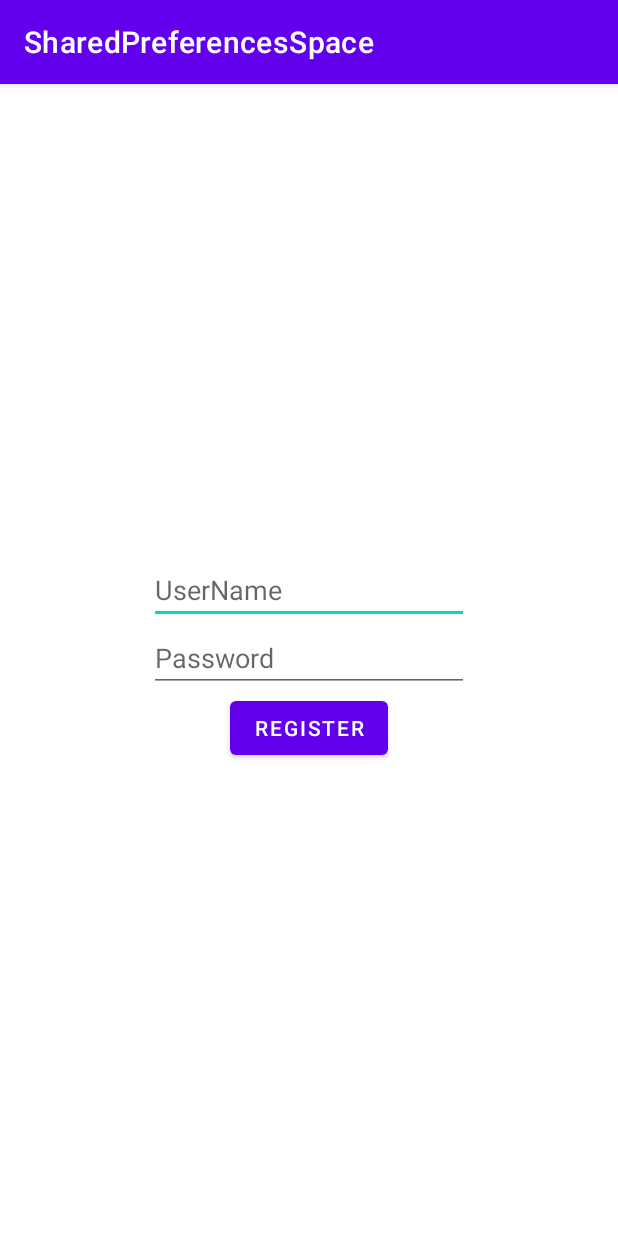
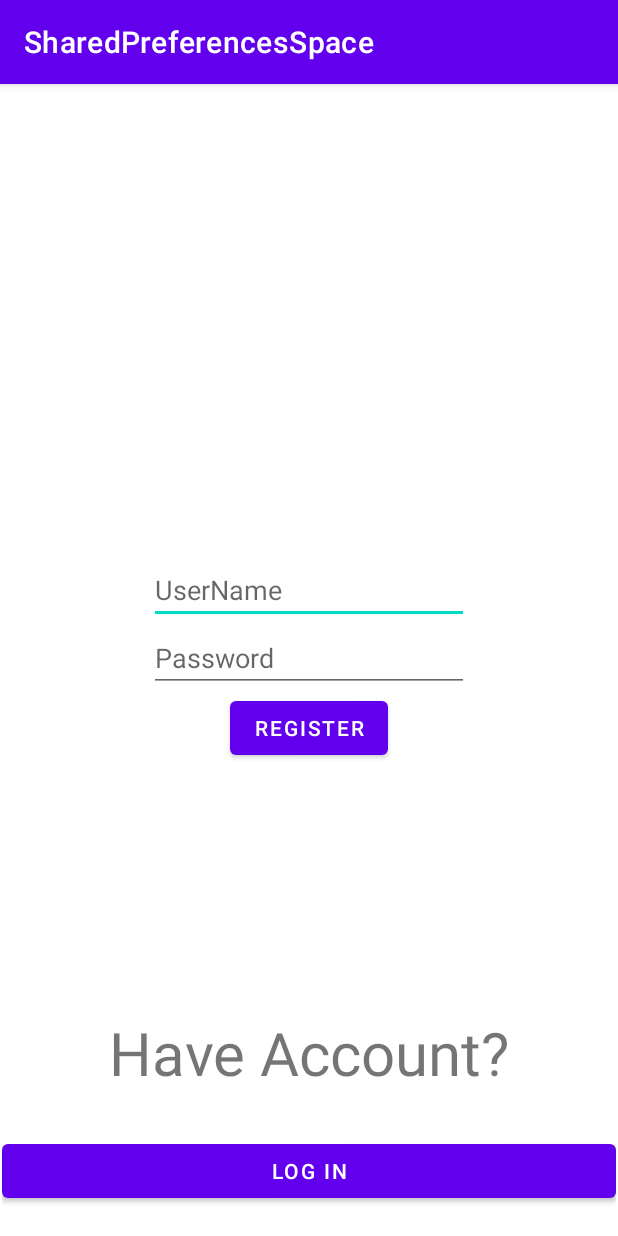
Before and after one commit to bakarajo1/SharedPreferencesSpace, an Android app: the screen it shows after launch (MainActivity), on a phone screen of 412 x 824 dp. Run offline under Robolectric (Android 15) with nearby library versions, the phone set to English and light mode, and no system bars.

Commit message:
kalkulatori damatda

```diff
--- a/app/src/main/java/com/example/sharedpreferencesspace/RegisterFragment.kt
+++ b/app/src/main/java/com/example/sharedpreferencesspace/RegisterFragment.kt
@@ -60,6 +60,11 @@ class RegisterFragment : Fragment() {
             binding.surnameTextView.text= prefs.getSurname()
         }
 
+
+        binding.buttonLogIn.setOnClickListener {
+            findNavController().navigate(R.id.action_registerFragment_to_loginFragment)
+        }
+
     }
 
     override fun onDestroyView() {
--- a/app/src/main/res/layout/register_fragment.xml
+++ b/app/src/main/res/layout/register_fragment.xml
@@ -11,8 +11,8 @@
         android:layout_width="wrap_content"
         android:layout_height="wrap_content"
         android:ems="10"
+        android:hint="UserName"
         android:inputType="textPersonName"
-        android:hint="UserName"
         app:layout_constraintBottom_toTopOf="@+id/editTextTextPersonSurname"
         app:layout_constraintEnd_toEndOf="parent"
         app:layout_constraintHorizontal_bias="0.5"
@@ -25,8 +25,8 @@
         android:layout_width="wrap_content"
         android:layout_height="wrap_content"
         android:ems="10"
+        android:hint="Password"
         android:inputType="textPassword"
-        android:hint="Password"
         app:layout_constraintBottom_toTopOf="@+id/nameTextView"
         app:layout_constraintEnd_toEndOf="parent"
         app:layout_constraintHorizontal_bias="0.5"
@@ -72,8 +72,8 @@
         android:id="@+id/deleteButton"
         android:layout_width="wrap_content"
         android:layout_height="wrap_content"
+        android:text="Delete Prefs"
         android:visibility="gone"
-        android:text="Delete Prefs"
         app:layout_constraintBottom_toBottomOf="parent"
         app:layout_constraintEnd_toEndOf="parent"
         app:layout_constraintStart_toStartOf="parent"
@@ -83,10 +83,31 @@
         android:id="@+id/switch1"
         android:layout_width="wrap_content"
         android:layout_height="wrap_content"
+        android:text="Logged In"
         android:visibility="gone"
-        android:text="Logged In"
         app:layout_constraintBottom_toTopOf="@+id/deleteButton"
         app:layout_constraintEnd_toEndOf="parent"
         app:layout_constraintStart_toStartOf="parent"
         app:layout_constraintTop_toBottomOf="@+id/showButton" />
+
+    <Button
+        android:id="@+id/buttonLogIn"
+        android:layout_width="409dp"
+        android:layout_height="wrap_content"
+        android:text="Log In"
+        app:layout_constraintBottom_toBottomOf="parent"
+        app:layout_constraintEnd_toEndOf="parent"
+        app:layout_constraintHorizontal_bias="0.498"
+        app:layout_constraintStart_toStartOf="parent" />
+
+    <TextView
+        android:id="@+id/textView2"
+        android:layout_width="wrap_content"
+        android:layout_height="wrap_content"
+        android:layout_marginBottom="28dp"
+        android:text="Have Account?"
+        android:textSize="40sp"
+        app:layout_constraintBottom_toTopOf="@+id/buttonLogIn"
+        app:layout_constraintEnd_toEndOf="parent"
+        app:layout_constraintStart_toStartOf="parent" />
 </androidx.constraintlayout.widget.ConstraintLayout>
--- a/app/src/main/res/navigation/nav_graph.xml
+++ b/app/src/main/res/navigation/nav_graph.xml
@@ -18,7 +18,11 @@
         android:id="@+id/calculatorFragment"
         android:name="com.example.sharedpreferencesspace.CalculatorFragment"
         android:label="fragment_calculator"
-        tools:layout="@layout/fragment_calculator" />
+        tools:layout="@layout/fragment_calculator" >
+        <action
+            android:id="@+id/action_calculatorFragment_to_registerFragment"
+            app:destination="@id/registerFragment" />
+    </fragment>
     <fragment
         android:id="@+id/registerFragment"
         android:name="com.example.sharedpreferencesspace.RegisterFragment"
```
Also changed, not shown: app/src/main/java/com/example/sharedpreferencesspace/CalculatorFragment.kt (+7 -1 lines), app/src/main/res/layout/fragment_calculator.xml (+11 -2 lines).
